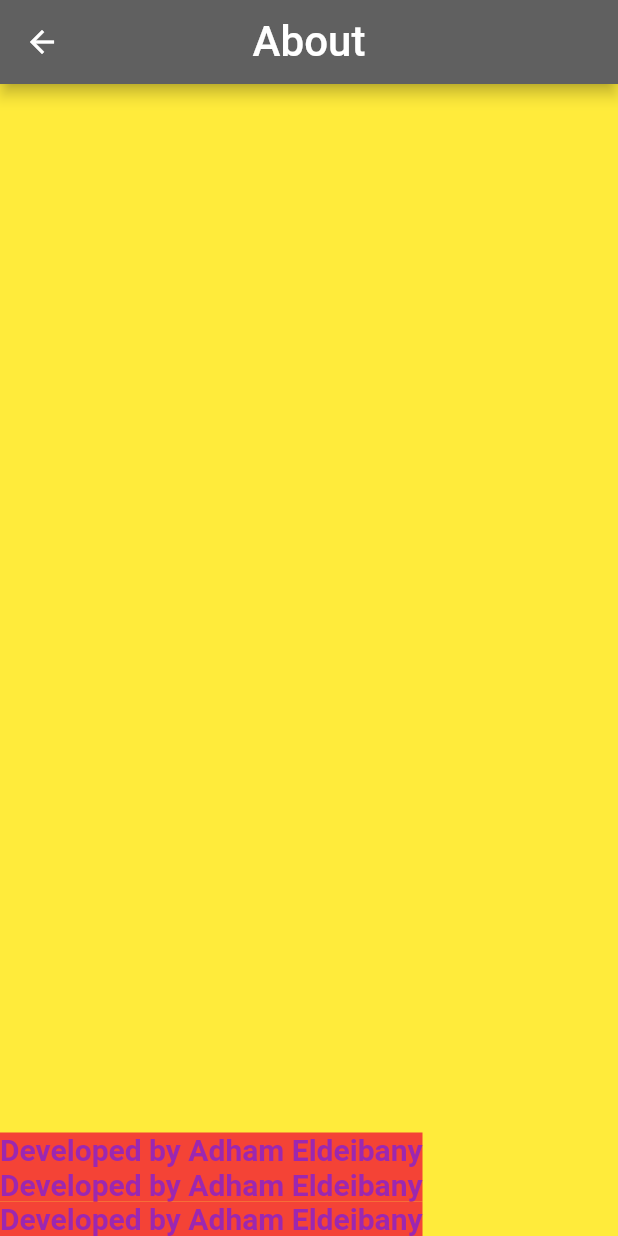
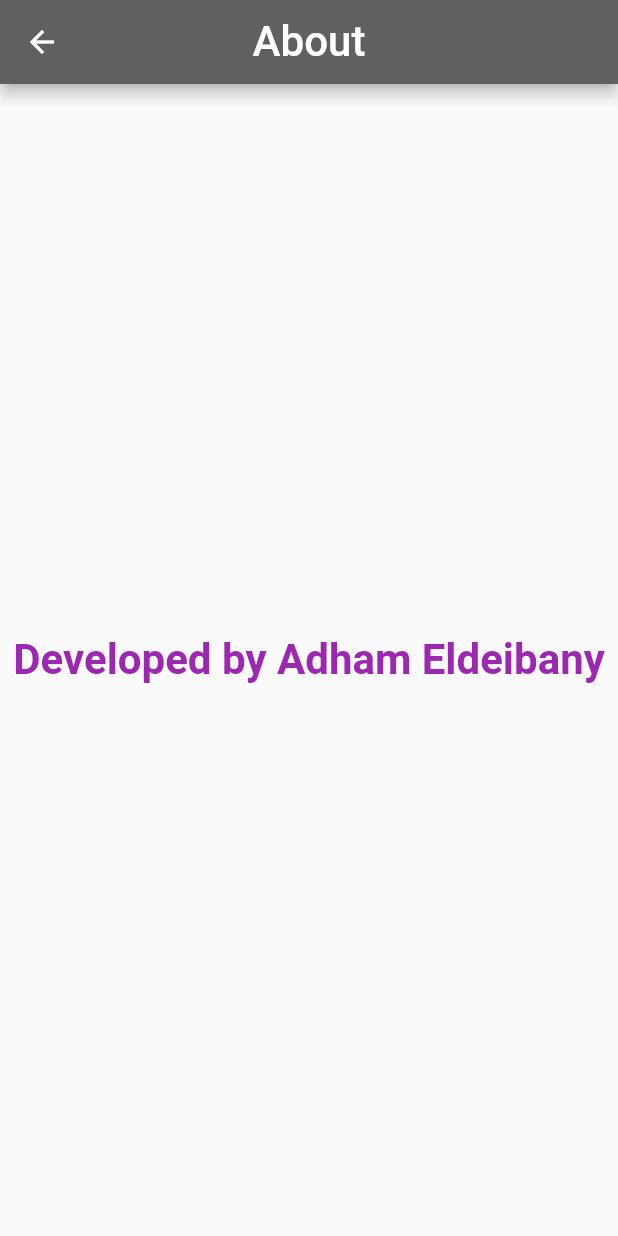
Before and after one commit to adhameldeibany/test_1, a Flutter app: the screen it shows after launch, in the side drawer, after a tap on "Privacy Policy", on a phone screen of 412 x 824 dp. Run offline on Flutter 3.47's test engine with Material 2 defaults, Android fonts, the phone set to English and light mode, and no system bars; our stand-ins replace chat_bubbles, image_picker.

Commit message:
add screen

```diff
--- a/lib/about_privacy.dart
+++ b/lib/about_privacy.dart
@@ -19,33 +19,14 @@ class AboutPrivacy extends StatelessWidget {
         ),
       ),
       body: Container(
-        color: Colors.yellow,
         width: size.width,
         child: Column(
-           mainAxisAlignment: MainAxisAlignment.end,
-           crossAxisAlignment: CrossAxisAlignment.start,
+           mainAxisAlignment: MainAxisAlignment.center,
+           crossAxisAlignment: CrossAxisAlignment.center,
           children: [
-            Column(
-              children: [
-                Container(
-                  color: Colors.red,
-                  child: Text('Developed by Adham Eldeibany',
-                    style: TextStyle(fontSize: 20, fontWeight: FontWeight.bold, color: Colors.purple),
-                  ),
-                ),
-
-                Container(
-                  color: Colors.red,
-                  child: Text('Developed by Adham Eldeibany',
-                    style: TextStyle(fontSize: 20, fontWeight: FontWeight.bold, color: Colors.purple),
-                  ),
-                ),
-              ],
-            ),
             Container(
-              color: Colors.red,
               child: Text('Developed by Adham Eldeibany',
-                style: TextStyle(fontSize: 20, fontWeight: FontWeight.bold, color: Colors.purple),
+                style: TextStyle(fontSize: 28, fontWeight: FontWeight.bold, color: Colors.purple),
 
               ),
             ),
--- a/pubspec.yaml
+++ b/pubspec.yaml
@@ -34,6 +34,7 @@ dependencies:
   cupertino_icons: ^1.0.2
   chat_bubbles: ^1.3.0
   image_picker: ^0.8.5+3
+  firebase_core: ^1.20.0
 
 
 dev_dependencies:
```
Also changed, not shown: pubspec.lock.
